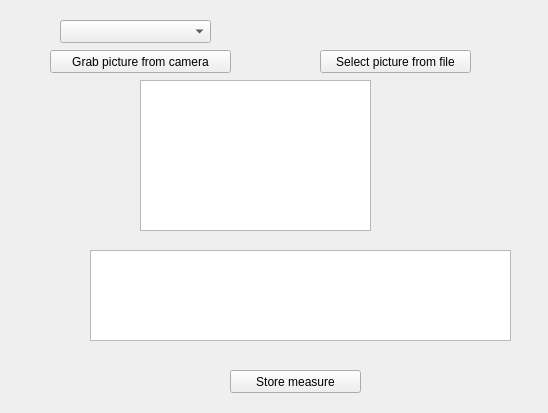
polovik/asa, file formdiagnose.ui: the form before one commit.
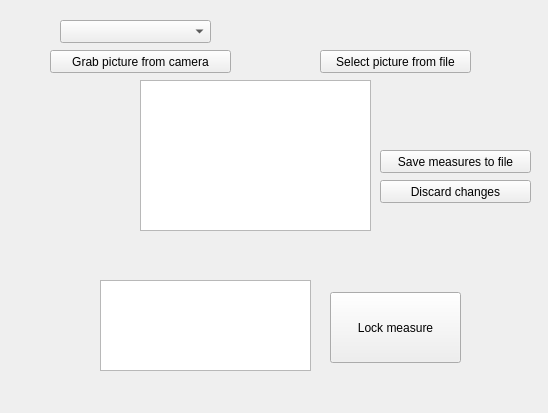
The form after the commit. Icons and pictures are not drawn. Custom widgets are drawn as their Qt base class.

Patch:
```diff
--- a/formdiagnose.ui
+++ b/formdiagnose.ui
@@ -72,22 +72,22 @@
   <widget class="QPushButton" name="pushButton_3">
    <property name="geometry">
     <rect>
-     <x>230</x>
-     <y>370</y>
+     <x>330</x>
+     <y>292</y>
      <width>131</width>
-     <height>23</height>
+     <height>71</height>
     </rect>
    </property>
    <property name="text">
-    <string>Store measure</string>
+    <string>Lock measure</string>
    </property>
   </widget>
   <widget class="QPlainTextEdit" name="textComments">
    <property name="geometry">
     <rect>
-     <x>90</x>
-     <y>250</y>
-     <width>421</width>
+     <x>100</x>
+     <y>280</y>
+     <width>211</width>
      <height>91</height>
     </rect>
    </property>
@@ -95,6 +95,32 @@
     <string/>
    </property>
   </widget>
+  <widget class="QPushButton" name="buttonSave">
+   <property name="geometry">
+    <rect>
+     <x>380</x>
+     <y>150</y>
+     <width>151</width>
+     <height>23</height>
+    </rect>
+   </property>
+   <property name="text">
+    <string>Save measures to file</string>
+   </property>
+  </widget>
+  <widget class="QPushButton" name="buttonDiscard">
+   <property name="geometry">
+    <rect>
+     <x>380</x>
+     <y>180</y>
+     <width>151</width>
+     <height>23</height>
+    </rect>
+   </property>
+   <property name="text">
+    <string>Discard changes</string>
+   </property>
+  </widget>
  </widget>
  <customwidgets>
   <customwidget>
```
